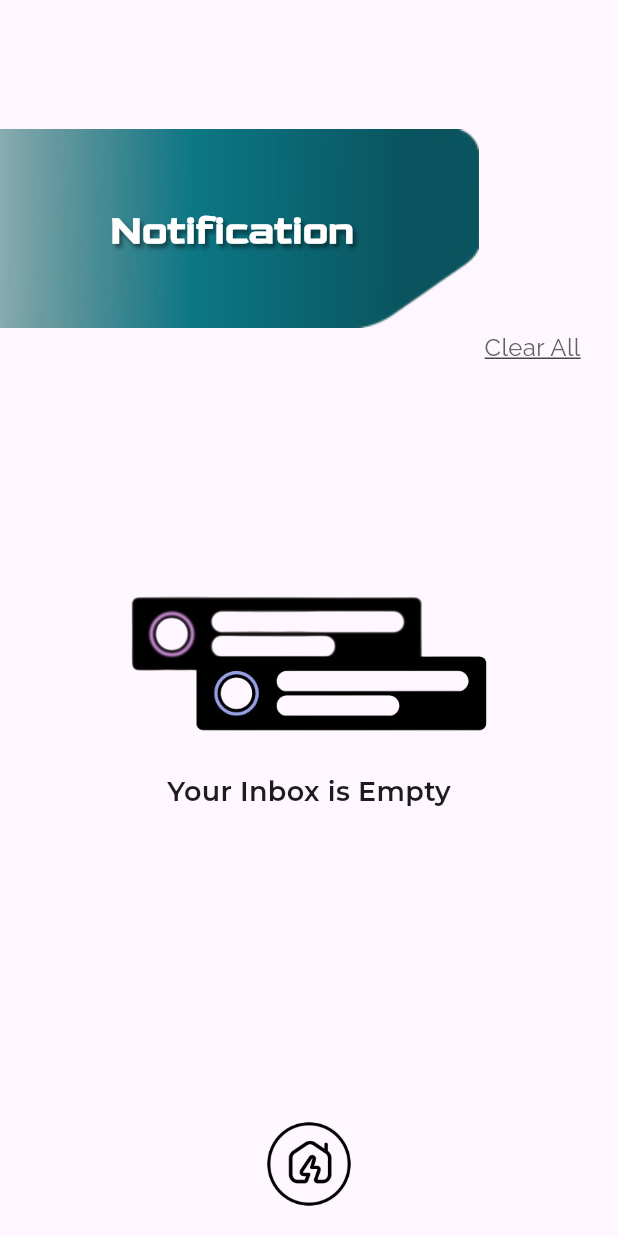
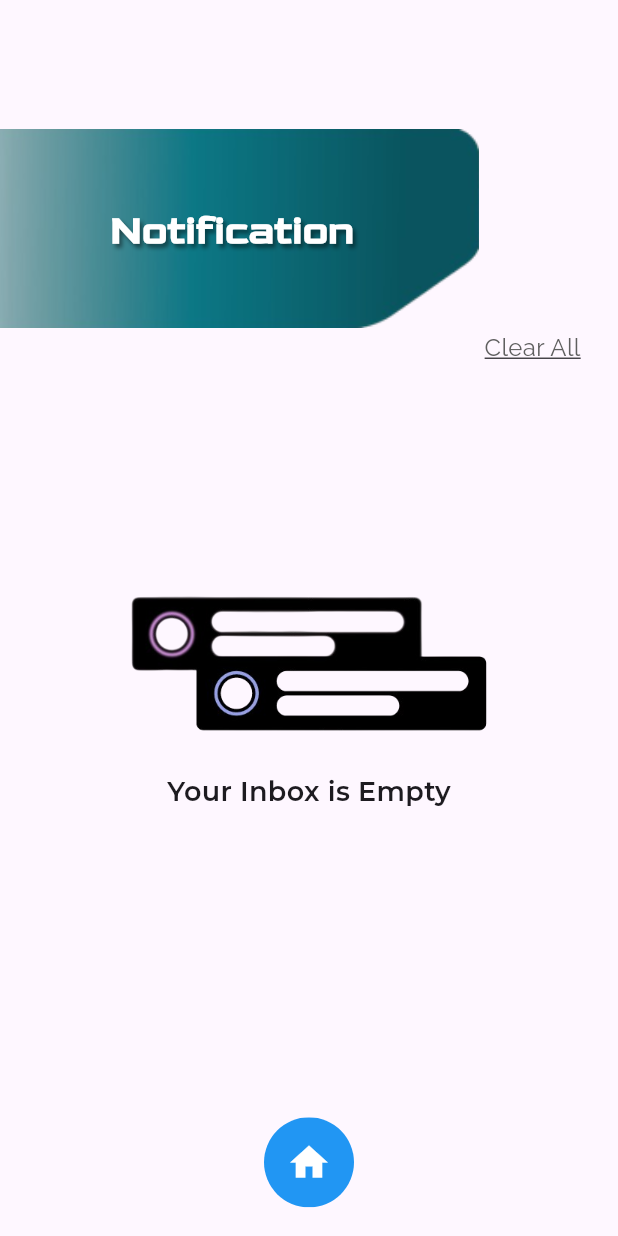
Before and after one commit to sarthakshinde20/bike_project, a Flutter app: the NotificationPage screen opened by its route, on a phone screen of 412 x 824 dp. Run offline on Flutter 3.47's test engine with Material 3 defaults, Android fonts, the light colour scheme and no system bars; our stand-ins replace firebase_auth, firebase_core, firebase_messaging, flutter_blue_plus, flutter_local_notifications, flutter_typeahead and 9 more; missing offline and left inert: app_settings, flutter_polyline_points; accounts and stored records are empty; project files that could hold a hidden picture were left out.

Commit message:
notification

```diff
--- a/lib/screens/notification.dart
+++ b/lib/screens/notification.dart
@@ -1,12 +1,11 @@
 import 'package:flutter/material.dart';
 import 'package:firebase_messaging/firebase_messaging.dart';
 import 'package:shared_preferences/shared_preferences.dart';
-import 'dart:convert'; // To convert List to String and vice-versa
-import 'package:intl/intl.dart';
+import 'dart:async';
+import 'dart:convert';
 
 class NotificationPage extends StatefulWidget {
-  const NotificationPage({Key? key, String? title, String? body})
-      : super(key: key);
+  const NotificationPage({Key? key}) : super(key: key);
 
   @override
   _NotificationPageState createState() => _NotificationPageState();
@@ -15,12 +14,13 @@ class NotificationPage extends StatefulWidget {
 class _NotificationPageState extends State<NotificationPage> {
   final FirebaseMessaging _firebaseMessaging = FirebaseMessaging.instance;
   final List<Map<String, dynamic>> _notifications = [];
+  late StreamSubscription<RemoteMessage> _messageSubscription;
 
   @override
   void initState() {
     super.initState();
     _setupFirebaseMessaging();
-    _loadNotifications(); // Load stored notifications when the app starts
+    _loadNotifications();
   }
 
   void _setupFirebaseMessaging() {
@@ -34,6 +34,8 @@ class _NotificationPageState extends State<NotificationPage> {
       print("Firebase Messaging Token: $token");
     });
 
+    // Listen to foreground messages
+    _messageSubscription =
         FirebaseMessaging.onMessage.listen((RemoteMessage message) {
       if (message.notification != null) {
         String? title = message.notification!.title;
@@ -46,14 +48,53 @@ class _NotificationPageState extends State<NotificationPage> {
             "time": DateTime.now().toIso8601String(),
           };
 
+          if (mounted) {
             setState(() {
               _notifications.add(newNotification);
             });
+          }
 
           _saveNotifications();
         }
       }
     });
+
+    // Handle background messages
+    // FirebaseMessaging.onBackgroundMessage(_backgroundMessageHandler);
+  }
+
+  Future<void> _backgroundMessageHandler(RemoteMessage message) async {
+    WidgetsFlutterBinding.ensureInitialized(); // Ensure Flutter is initialized
+
+    final SharedPreferences prefs = await SharedPreferences.getInstance();
+
+    // Get stored notifications, handle decoding in case of an empty or corrupted JSON
+    List<dynamic> storedNotifications;
+    try {
+      final String? notificationsData = prefs.getString('notifications');
+      storedNotifications = notificationsData != null
+          ? jsonDecode(notificationsData) as List<dynamic>
+          : [];
+    } catch (e) {
+      print('Error decoding notifications: $e');
+      storedNotifications = [];
+    }
+
+    // Prepare the new notification with title, body, and current time
+    String? title = message.notification?.title;
+    String? body = message.notification?.body;
+
+    if (title != null && body != null) {
+      final newNotification = {
+        "title": title,
+        "body": body,
+        "time": DateTime.now().toIso8601String(),
+      };
+
+      // Add the new notification to the list and save it back to SharedPreferences
+      storedNotifications.add(newNotification);
+      await prefs.setString('notifications', jsonEncode(storedNotifications));
+    }
   }
 
   // Load notifications from SharedPreferences
@@ -63,11 +104,13 @@ class _NotificationPageState extends State<NotificationPage> {
 
     if (notificationsData != null) {
       List<dynamic> storedNotifications = jsonDecode(notificationsData);
+      if (mounted) {
         setState(() {
           _notifications.addAll(storedNotifications
               .map((notification) => Map<String, dynamic>.from(notification))
               .toList());
         });
+      }
     }
   }
 
@@ -77,27 +120,27 @@ class _NotificationPageState extends State<NotificationPage> {
     prefs.setString('notifications', jsonEncode(_notifications));
   }
 
-  // Clear notifications from both the UI and SharedPreferences
+  // Clear notifications
   void _clearAllNotifications() async {
     SharedPreferences prefs = await SharedPreferences.getInstance();
-    await prefs
-        .remove('notifications'); // Remove notifications from SharedPreferences
+    await prefs.remove('notifications');
 
+    if (mounted) {
       setState(() {
-      _notifications.clear(); // Clear the notifications list in the state
+        _notifications.clear();
       });
     }
+  }
 
-  // Filter notifications received in the last 2 days
+  // Filter recent notifications (within last 2 days)
   List<Map<String, dynamic>> _getRecentNotifications() {
     final now = DateTime.now();
-    return _notifications
-        .where((notification) =>
-            now
+    return _notifications.where((notification) {
+      return now
               .difference(DateTime.parse(notification['time'] as String))
               .inDays <
-            2)
-        .toList();
+          2;
+    }).toList();
   }
 
   String timeAgo(DateTime dateTime) {
@@ -115,6 +158,12 @@ class _NotificationPageState extends State<NotificationPage> {
   }
 
   @override
+  void dispose() {
+    _messageSubscription.cancel();
+    super.dispose();
+  }
+
+  @override
   Widget build(BuildContext context) {
     final screenWidth = MediaQuery.of(context).size.width;
     final screenHeight = MediaQuery.of(context).size.height;
@@ -129,8 +178,8 @@ class _NotificationPageState extends State<NotificationPage> {
             child: ClipRRect(
               child: Image.asset(
                 'assets/images/headline.png',
-                width: screenWidth * 0.85, // 85% of screen width
-                height: screenHeight * 0.3, // 30% of screen height
+                width: screenWidth * 0.85,
+                height: screenHeight * 0.3,
                 fit: BoxFit.contain,
               ),
             ),
@@ -138,9 +187,9 @@ class _NotificationPageState extends State<NotificationPage> {
           // Notification Header
           Padding(
             padding: EdgeInsets.only(
-              top: screenHeight * 0.165, // 15% of screen height
-              bottom: screenHeight * 0.020, // 2% of screen height
-              right: screenWidth * 0.25, // 25% of screen width
+              top: screenHeight * 0.165,
+              bottom: screenHeight * 0.020,
+              right: screenWidth * 0.25,
             ),
             child: const Row(
               mainAxisAlignment: MainAxisAlignment.center,
@@ -177,8 +226,7 @@ class _NotificationPageState extends State<NotificationPage> {
                     fontSize: 16,
                     color: _notifications.isEmpty
                         ? const Color.fromRGBO(95, 95, 95, 1)
-                        : const Color.fromRGBO(
-                            95, 95, 95, 1), // Change color as needed
+                        : const Color.fromRGBO(95, 95, 95, 1),
                     fontWeight: FontWeight.w500,
                     fontFamily: 'Raleway',
                     decoration: TextDecoration.underline,
@@ -191,18 +239,18 @@ class _NotificationPageState extends State<NotificationPage> {
           Padding(
             padding: EdgeInsets.only(
               top: recentNotifications.isEmpty
-                  ? screenHeight * 0.10 // Padding for empty state
-                  : screenHeight * 0.28, // Padding for notifications list
-            ), // Adjust based on image size
+                  ? screenHeight * 0.10
+                  : screenHeight * 0.31,
+            ),
             child: recentNotifications.isEmpty
                 ? Center(
                     child: Column(
                       mainAxisAlignment: MainAxisAlignment.center,
                       children: [
                         Image.asset(
-                          'assets/images/emptynote.png', // Replace with your image path
-                          width: 250, // Adjust the width as needed
-                          height: 150, // Adjust the height as needed
+                          'assets/images/emptynote.png',
+                          width: 250,
+                          height: 150,
                         ),
                         const Text(
                           'Your Inbox is Empty',
@@ -218,7 +266,6 @@ class _NotificationPageState extends State<NotificationPage> {
                 : ListView.builder(
                     itemCount: recentNotifications.length,
                     itemBuilder: (context, index) {
-                      // Reverse the list to show the latest notifications first
                       final notification = recentNotifications[
                           recentNotifications.length - 1 - index];
                       final notificationTime =
@@ -229,7 +276,7 @@ class _NotificationPageState extends State<NotificationPage> {
                             vertical: 8.0, horizontal: 16.0),
                         child: Container(
                           decoration: BoxDecoration(
-                            color: const Color.fromARGB(255, 255, 255, 255),
+                            color: Colors.white,
                             borderRadius: BorderRadius.circular(10),
                             boxShadow: const [
                               BoxShadow(
@@ -239,9 +286,8 @@ class _NotificationPageState extends State<NotificationPage> {
                               ),
                             ],
                             border: Border.all(
-                              color: const Color.fromARGB(
-                                  255, 0, 0, 0), // Border color
-                              width: 1, // Border width
+                              color: Colors.black,
+                              width: 1,
                             ),
                           ),
                           child: ListTile(
@@ -254,8 +300,7 @@ class _NotificationPageState extends State<NotificationPage> {
                               ),
                             ),
                             subtitle: Row(
-                              mainAxisAlignment: MainAxisAlignment
-                                  .spaceBetween, // Align items in the row
+                              mainAxisAlignment: MainAxisAlignment.spaceBetween,
                               children: [
                                 Expanded(
                                   child: Column(
@@ -273,8 +318,6 @@ class _NotificationPageState extends State<NotificationPage> {
                                     ],
                                   ),
                                 ),
-                                const SizedBox(
-                                    width: 8), // Spacing between text and icon
                                 Row(
                                   children: [
                                     Text(
@@ -301,17 +344,16 @@ class _NotificationPageState extends State<NotificationPage> {
             alignment: const AlignmentDirectional(0, 0.95),
             child: GestureDetector(
               onTap: () {
-                int count = 0;
-                Navigator.of(context).popUntil((_) => count++ >= 1);
+                Navigator.pop(context);
               },
-              child: SizedBox(
-                width: screenWidth * 0.14,
-                height: screenWidth * 0.14,
-                child: ClipRRect(
-                  borderRadius: BorderRadius.circular(18),
-                  child: Image.asset(
-                    'assets/images/home.png',
-                    fit: BoxFit.cover,
+              child: ClipOval(
+                child: Container(
+                  color: Colors.blue,
+                  padding: const EdgeInsets.all(15),
+                  child: const Icon(
+                    Icons.home,
+                    color: Colors.white,
+                    size: 30,
                   ),
                 ),
               ),
--- a/pubspec.yaml
+++ b/pubspec.yaml
@@ -63,7 +63,6 @@ dependencies:
   flutter_launcher_icons: ^0.9.2
   flutter_local_notifications: ^17.2.3
   intl: ^0.19.0
-
 
 
 
```
Also changed, not shown: lib/main.dart (+23 -6 lines). Lines whose indentation alone changed are shown as unchanged.
